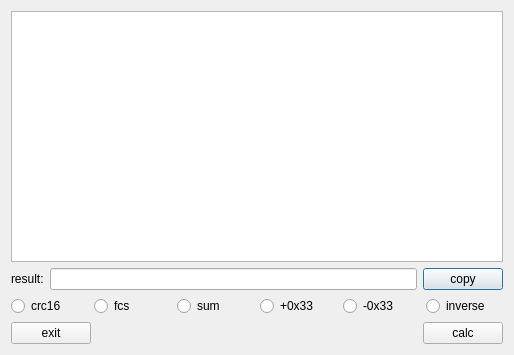
The window that ui/toolsdialog.ui (freudshow/qsvr) describes before a commit, drawn with Qt 5.
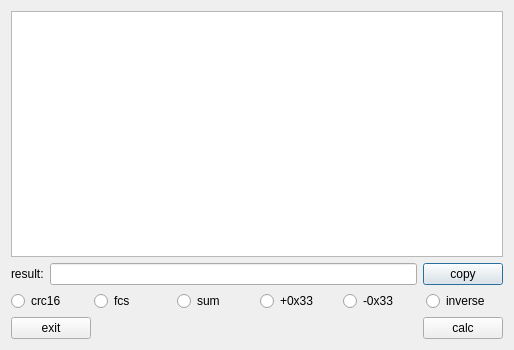
The same window after the commit.

Commit message: tools format improved

The edit to the form file:
```diff
--- a/ui/toolsdialog.ui
+++ b/ui/toolsdialog.ui
@@ -7,9 +7,15 @@
     <x>0</x>
     <y>0</y>
     <width>514</width>
-    <height>355</height>
+    <height>350</height>
    </rect>
   </property>
+  <property name="minimumSize">
+   <size>
+    <width>510</width>
+    <height>350</height>
+   </size>
+  </property>
   <property name="windowTitle">
    <string>Dialog</string>
   </property>
```
Left out of the diff: 19 changed lines with no effect on the pictures. The commit also changes 1 other file.
